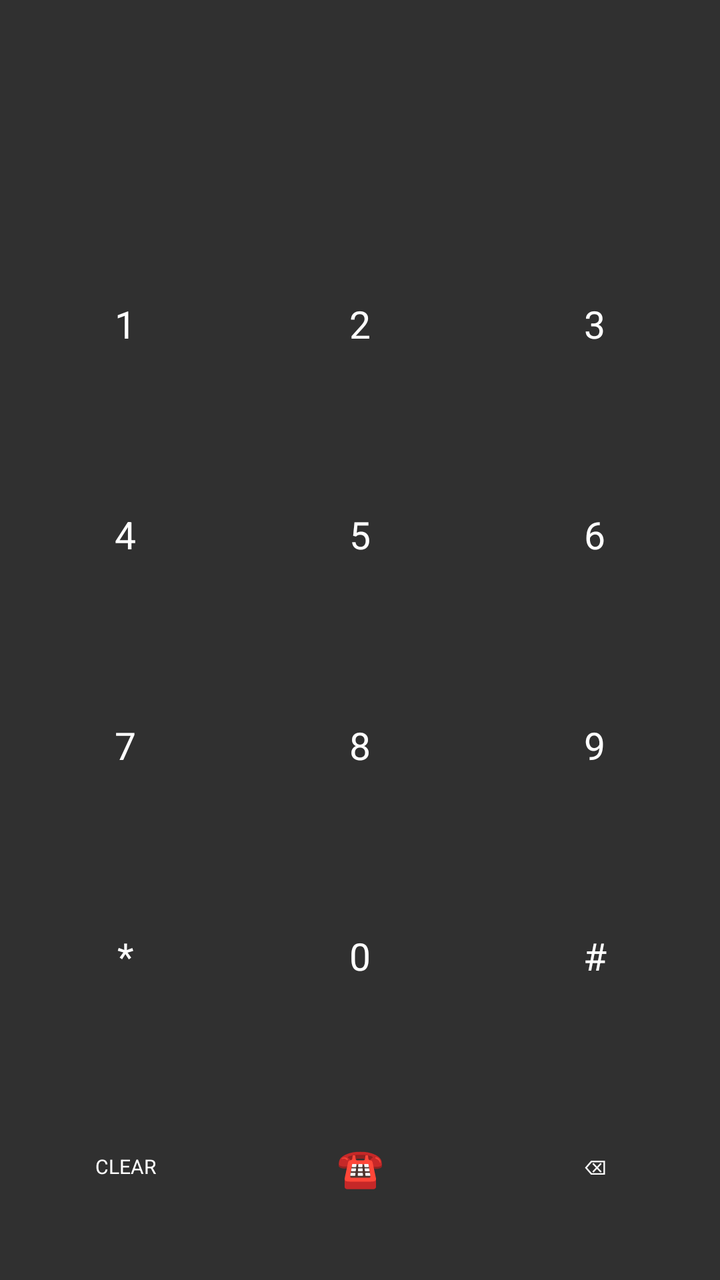
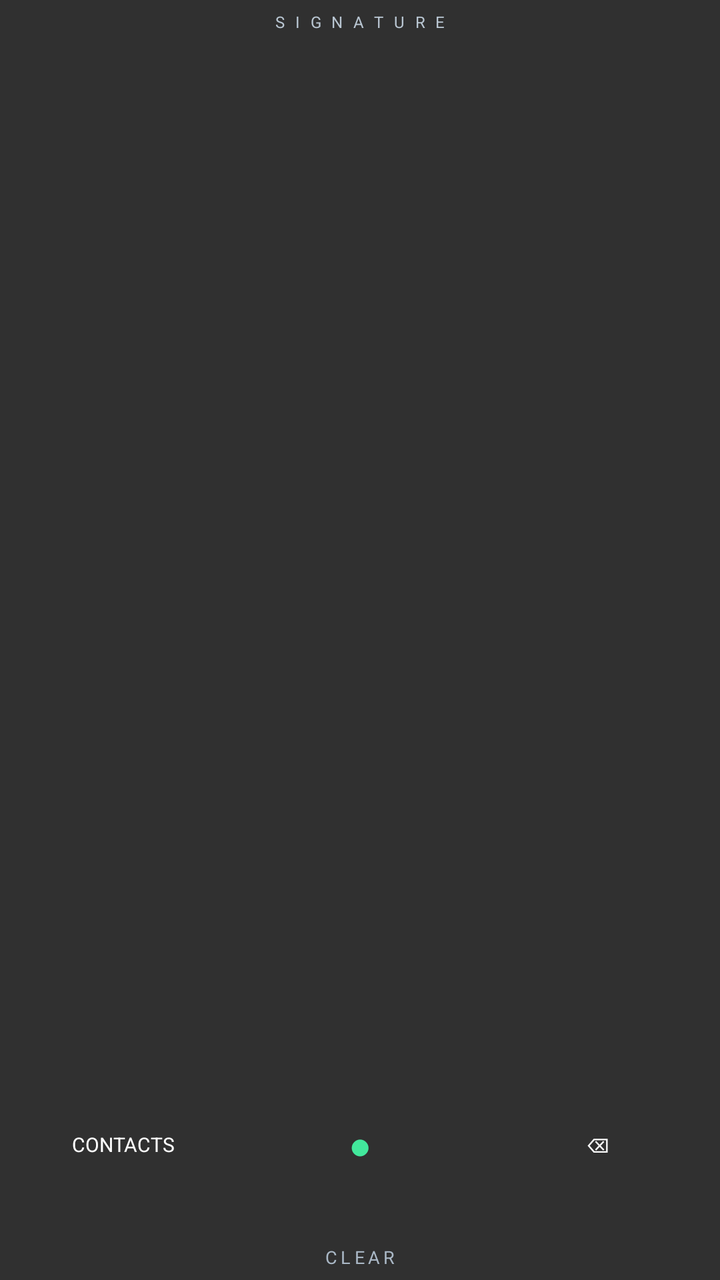

Screens rendered from an Android XML layout before and after an edit, with the pre-edit source and the edit as a unified diff.
<!-- AndroidManifest.xml: application theme android:Theme.Material.NoActionBar -->
<!-- res/layout/widget.xml -->
<LinearLayout xmlns:android="http://schemas.android.com/apk/res/android" android:layout_width="match_parent" android:layout_height="match_parent" android:orientation="vertical" android:gravity="center" android:background="@android:color/transparent" android:padding="4dp"><TextView android:id="@+id/display" android:layout_width="match_parent" android:layout_height="0dp" android:layout_weight="1" android:gravity="center" android:textColor="#FFFFFF" android:textSize="26sp" android:singleLine="true" android:ellipsize="start"/><LinearLayout android:layout_width="match_parent" android:layout_height="0dp" android:layout_weight="1" android:orientation="horizontal"><TextView android:id="@+id/k1" style="@style/Key" android:text="1"/><TextView android:id="@+id/k2" style="@style/Key" android:text="2"/><TextView android:id="@+id/k3" style="@style/Key" android:text="3"/></LinearLayout><LinearLayout android:layout_width="match_parent" android:layout_height="0dp" android:layout_weight="1" android:orientation="horizontal"><TextView android:id="@+id/k4" style="@style/Key" android:text="4"/><TextView android:id="@+id/k5" style="@style/Key" android:text="5"/><TextView android:id="@+id/k6" style="@style/Key" android:text="6"/></LinearLayout><LinearLayout android:layout_width="match_parent" android:layout_height="0dp" android:layout_weight="1" android:orientation="horizontal"><TextView android:id="@+id/k7" style="@style/Key" android:text="7"/><TextView android:id="@+id/k8" style="@style/Key" android:text="8"/><TextView android:id="@+id/k9" style="@style/Key" android:text="9"/></LinearLayout><LinearLayout android:layout_width="match_parent" android:layout_height="0dp" android:layout_weight="1" android:orientation="horizontal"><TextView android:id="@+id/star" style="@style/Key" android:text="*"/><TextView android:id="@+id/k0" style="@style/Key" android:text="0"/><TextView android:id="@+id/hash" style="@style/Key" android:text="#"/></LinearLayout><LinearLayout android:layout_width="match_parent" android:layout_height="0dp" android:layout_weight="1" android:orientation="horizontal"><TextView android:id="@+id/clear" style="@style/SmallKey" android:text="CLEAR"/><TextView android:id="@+id/call" style="@style/CallKey" android:text="☎"/><TextView android:id="@+id/delete" style="@style/SmallKey" android:text="⌫"/></LinearLayout></LinearLayout>
<!-- resources referenced by this layout -->
<resources>
  <style name="CallKey" parent="Key"><item name="android:textSize">19sp</item><item name="android:textColor">#42E89C</item></style>
  <style name="Key"><item name="android:layout_width">0dp</item><item name="android:layout_height">match_parent</item><item name="android:layout_weight">1</item><item name="android:gravity">center</item><item name="android:textSize">19sp</item><item name="android:textColor">#FFFFFFFF</item><item name="android:background">@android:color/transparent</item></style>
  <style name="SmallKey" parent="Key"><item name="android:textSize">10sp</item></style>
</resources>

<!-- the commit's change to res/layout/widget.xml (unified diff, before → after) -->
@@ -1 +1,4 @@
-<LinearLayout xmlns:android="http://schemas.android.com/apk/res/android" android:layout_width="match_parent" android:layout_height="match_parent" android:orientation="vertical" android:gravity="center" android:background="@android:color/transparent" android:padding="4dp"><TextView android:id="@+id/display" android:layout_width="match_parent" android:layout_height="0dp" android:layout_weight="1" android:gravity="center" android:textColor="#FFFFFF" android:textSize="26sp" android:singleLine="true" android:ellipsize="start"/><LinearLayout android:layout_width="match_parent" android:layout_height="0dp" android:layout_weight="1" android:orientation="horizontal"><TextView android:id="@+id/k1" style="@style/Key" android:text="1"/><TextView android:id="@+id/k2" style="@style/Key" android:text="2"/><TextView android:id="@+id/k3" style="@style/Key" android:text="3"/></LinearLayout><LinearLayout android:layout_width="match_parent" android:layout_height="0dp" android:layout_weight="1" android:orientation="horizontal"><TextView android:id="@+id/k4" style="@style/Key" android:text="4"/><TextView android:id="@+id/k5" style="@style/Key" android:text="5"/><TextView android:id="@+id/k6" style="@style/Key" android:text="6"/></LinearLayout><LinearLayout android:layout_width="match_parent" android:layout_height="0dp" android:layout_weight="1" android:orientation="horizontal"><TextView android:id="@+id/k7" style="@style/Key" android:text="7"/><TextView android:id="@+id/k8" style="@style/Key" android:text="8"/><TextView android:id="@+id/k9" style="@style/Key" android:text="9"/></LinearLayout><LinearLayout android:layout_width="match_parent" android:layout_height="0dp" android:layout_weight="1" android:orientation="horizontal"><TextView android:id="@+id/star" style="@style/Key" android:text="*"/><TextView android:id="@+id/k0" style="@style/Key" android:text="0"/><TextView android:id="@+id/hash" style="@style/Key" android:text="#"/></LinearLayout><LinearLayout android:layout_width="match_parent" android:layout_height="0dp" android:layout_weight="1" android:orientation="horizontal"><TextView android:id="@+id/clear" style="@style/SmallKey" android:text="CLEAR"/><TextView android:id="@+id/call" style="@style/CallKey" android:text="☎"/><TextView android:id="@+id/delete" style="@style/SmallKey" android:text="⌫"/></LinearLayout></LinearLayout>
+<LinearLayout xmlns:android="http://schemas.android.com/apk/res/android" android:layout_width="match_parent" android:layout_height="match_parent" android:orientation="vertical" android:gravity="center" android:background="@android:color/transparent" android:padding="2dp">
+<TextView android:layout_width="match_parent" android:layout_height="18dp" android:text="S I G N A T U R E" android:textSize="8sp" android:letterSpacing="0.2" android:textColor="#B8C5D1" android:gravity="center"/>
+<TextView android:id="@+id/display" android:layout_width="match_parent" android:layout_height="0dp" android:layout_weight="0.8" android:gravity="center" android:textColor="#FFFFFF" android:textSize="22sp" android:singleLine="true" android:ellipsize="start" android:fontFamily="sans-serif-light"/>
+<LinearLayout android:layout_width="match_parent" android:layout_height="0dp" android:layout_weight="1" android:orientation="horizontal"><LinearLayout android:id="@+id/k1" android:layout_width="0dp" android:layout_height="match_parent" android:layout_weight="1" android:orientation="vertical" android:gravity="center" android:background="@android:color/transparent"><TextView style="@style/Number" android:text="1"/><TextView style="@style/Letters" android:text=" "/></LinearLayout><LinearLayout android:id="@+id/k2" android:layout_width="0dp" android:layout_height="match_parent" android:layout_weight="1" android:orientation="vertical" android:gravity="center" android:background="@android:color/transparent"><TextView style="@style/Number" android:text="2"/><TextView style="@style/Letters" android:text="ABC"/></LinearLayout><LinearLayout android:id="@+id/k3" android:layout_width="0dp" android:layout_height="match_parent" android:layout_weight="1" android:orientation="vertical" android:gravity="center" android:background="@android:color/transparent"><TextView style="@style/Number" android:text="3"/><TextView style="@style/Letters" android:text="DEF"/></LinearLayout></LinearLayout><LinearLayout android:layout_width="match_parent" android:layout_height="0dp" android:layout_weight="1" android:orientation="horizontal"><LinearLayout android:id="@+id/k4" android:layout_width="0dp" android:layout_height="match_parent" android:layout_weight="1" android:orientation="vertical" android:gravity="center" android:background="@android:color/transparent"><TextView style="@style/Number" android:text="4"/><TextView style="@style/Letters" android:text="GHI"/></LinearLayout><LinearLayout android:id="@+id/k5" android:layout_width="0dp" android:layout_height="match_parent" android:layout_weight="1" android:orientation="vertical" android:gravity="center" android:background="@android:color/transparent"><TextView style="@style/Number" android:text="5"/><TextView style="@style/Letters" android:text="JKL"/></LinearLayout><LinearLayout android:id="@+id/k6" android:layout_width="0dp" android:layout_height="match_parent" android:layout_weight="1" android:orientation="vertical" android:gravity="center" android:background="@android:color/transparent"><TextView style="@style/Number" android:text="6"/><TextView style="@style/Letters" android:text="MNO"/></LinearLayout></LinearLayout><LinearLayout android:layout_width="match_parent" android:layout_height="0dp" android:layout_weight="1" android:orientation="horizontal"><LinearLayout android:id="@+id/k7" android:layout_width="0dp" android:layout_height="match_parent" android:layout_weight="1" android:orientation="vertical" android:gravity="center" android:background="@android:color/transparent"><TextView style="@style/Number" android:text="7"/><TextView style="@style/Letters" android:text="PQRS"/></LinearLayout><LinearLayout android:id="@+id/k8" android:layout_width="0dp" android:layout_height="match_parent" android:layout_weight="1" android:orientation="vertical" android:gravity="center" android:background="@android:color/transparent"><TextView style="@style/Number" android:text="8"/><TextView style="@style/Letters" android:text="TUV"/></LinearLayout><LinearLayout android:id="@+id/k9" android:layout_width="0dp" android:layout_height="match_parent" android:layout_weight="1" android:orientation="vertical" android:gravity="center" android:background="@android:color/transparent"><TextView style="@style/Number" android:text="9"/><TextView style="@style/Letters" android:text="WXYZ"/></LinearLayout></LinearLayout><LinearLayout android:layout_width="match_parent" android:layout_height="0dp" android:layout_weight="1" android:orientation="horizontal"><LinearLayout android:id="@+id/star" android:layout_width="0dp" android:layout_height="match_parent" android:layout_weight="1" android:orientation="vertical" android:gravity="center" android:background="@android:color/transparent"><TextView style="@style/Number" android:text="*"/><TextView style="@style/Letters" android:text=" "/></LinearLayout><LinearLayout android:id="@+id/k0" android:layout_width="0dp" android:layout_height="match_parent" android:layout_weight="1" android:orientation="vertical" android:gravity="center" android:background="@android:color/transparent"><TextView style="@style/Number" android:text="0"/><TextView style="@style/Letters" android:text="+"/></LinearLayout><LinearLayout android:id="@+id/hash" android:layout_width="0dp" android:layout_height="match_parent" android:layout_weight="1" android:orientation="vertical" android:gravity="center" android:background="@android:color/transparent"><TextView style="@style/Number" android:text="#"/><TextView style="@style/Letters" android:text=" "/></LinearLayout></LinearLayout><LinearLayout android:layout_width="match_parent" android:layout_height="0dp" android:layout_weight="0.9" android:orientation="horizontal" android:gravity="center_vertical"><TextView android:id="@+id/contacts" style="@style/SmallKey" android:text="CONTACTS"/><TextView android:id="@+id/call" style="@style/CallKey" android:text="●"/><TextView android:id="@+id/delete" style="@style/SmallKey" android:text="⌫"/></LinearLayout><TextView android:id="@+id/clear" android:layout_width="match_parent" android:layout_height="18dp" android:text="CLEAR" android:gravity="center" android:textSize="9sp" android:letterSpacing="0.2" android:textColor="#AAB8C6"/></LinearLayout>
